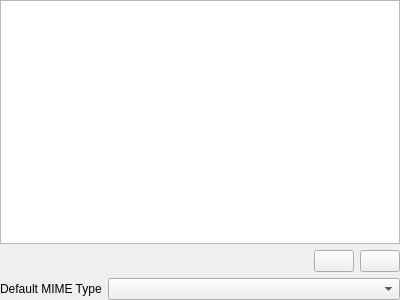
This is ui/fileassociationswidget.ui in darrenedale/Anansi as Qt 5 draws it before an edit. The edited form follows.
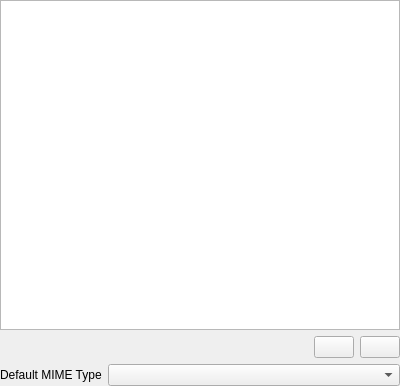
This is the edited form. Icons and pictures are not drawn. Custom widgets are drawn as their Qt base class.

```diff
--- a/ui/fileassociationswidget.ui
+++ b/ui/fileassociationswidget.ui
@@ -7,7 +7,7 @@
     <x>0</x>
     <y>0</y>
     <width>400</width>
-    <height>300</height>
+    <height>386</height>
    </rect>
   </property>
   <property name="windowTitle">
```
